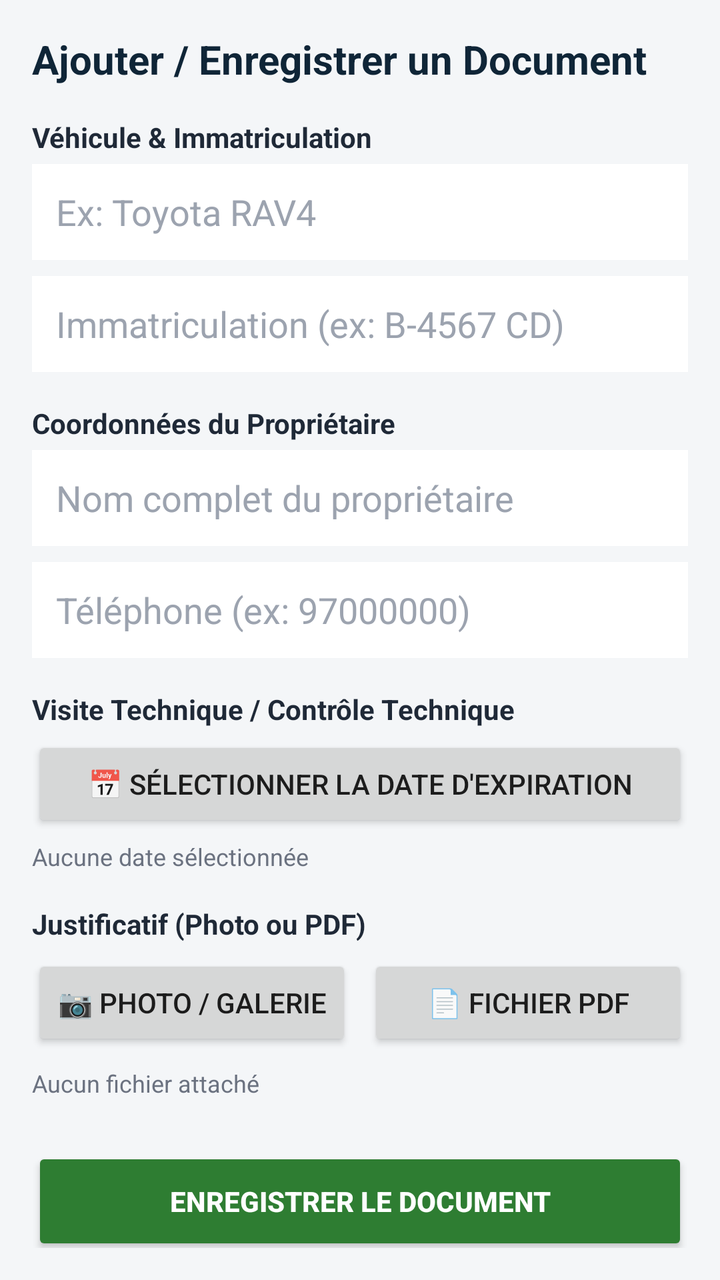
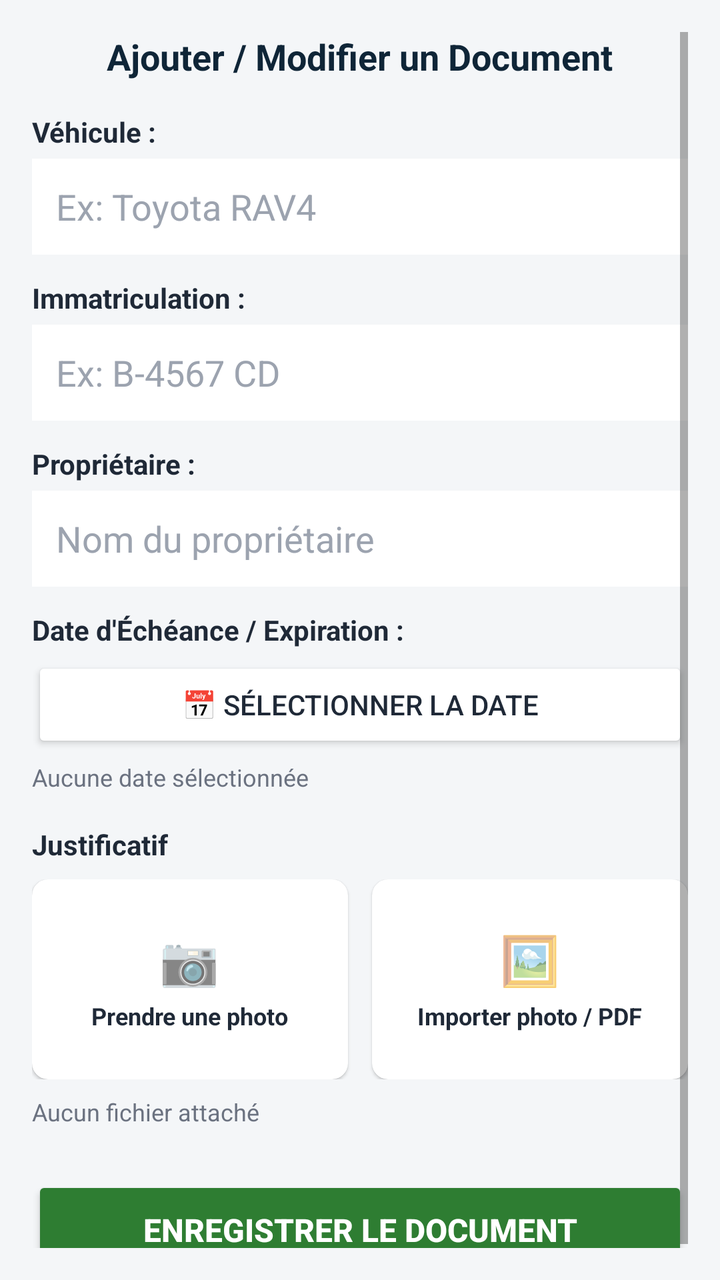

The first picture is an Android layout as it rendered before a commit; the second is the same layout after the commit. The layout source and the unified diff follow.
<!-- AndroidManifest.xml: application theme Theme.AppCompat.DayNight.NoActionBar -->
<!-- res/layout/activity_add_vehicle.xml -->
<?xml version="1.0" encoding="utf-8"?>
<ScrollView xmlns:android="http://schemas.android.com/apk/res/android"
    android:layout_width="match_parent"
    android:layout_height="match_parent"
    android:background="#F4F6F8"
    android:padding="16.dp">

    <LinearLayout
        android:layout_width="match_parent"
        android:layout_height="wrap_content"
        android:orientation="vertical">

        <TextView
            android:layout_width="wrap_content"
            android:layout_height="wrap_content"
            android:text="Ajouter / Enregistrer un Document"
            android:textColor="#0F2537"
            android:textSize="20sp"
            android:textStyle="bold"
            android:layout_marginBottom="16.dp"/>

        
        <TextView
            android:layout_width="wrap_content"
            android:layout_height="wrap_content"
            android:text="Véhicule &amp; Immatriculation"
            android:textColor="#1F2937"
            android:textStyle="bold"
            android:layout_marginBottom="4.dp"/>

        <EditText
            android:id="@+id/etVehicleName"
            android:layout_width="match_parent"
            android:layout_height="48.dp"
            android:background="@android:color/white"
            android:paddingHorizontal="12.dp"
            android:hint="Ex: Toyota RAV4"
            android:textColor="#1F2937"
            android:textColorHint="#9CA3AF"
            android:inputType="text"
            android:layout_marginBottom="8.dp"/>

        <EditText
            android:id="@+id/etLicensePlate"
            android:layout_width="match_parent"
            android:layout_height="48.dp"
            android:background="@android:color/white"
            android:paddingHorizontal="12.dp"
            android:hint="Immatriculation (ex: B-4567 CD)"
            android:textColor="#1F2937"
            android:textColorHint="#9CA3AF"
            android:inputType="text"
            android:layout_marginBottom="16.dp"/>

        
        <TextView
            android:layout_width="wrap_content"
            android:layout_height="wrap_content"
            android:text="Coordonnées du Propriétaire"
            android:textColor="#1F2937"
            android:textStyle="bold"
            android:layout_marginBottom="4.dp"/>

        <EditText
            android:id="@+id/etOwnerName"
            android:layout_width="match_parent"
            android:layout_height="48.dp"
            android:background="@android:color/white"
            android:paddingHorizontal="12.dp"
            android:hint="Nom complet du propriétaire"
            android:textColor="#1F2937"
            android:textColorHint="#9CA3AF"
            android:inputType="textPersonName"
            android:layout_marginBottom="8.dp"/>

        <EditText
            android:id="@+id/etOwnerPhone"
            android:layout_width="match_parent"
            android:layout_height="48.dp"
            android:background="@android:color/white"
            android:paddingHorizontal="12.dp"
            android:hint="Téléphone (ex: 97000000)"
            android:textColor="#1F2937"
            android:textColorHint="#9CA3AF"
            android:inputType="phone"
            android:layout_marginBottom="16.dp"/>

        
        <TextView
            android:layout_width="wrap_content"
            android:layout_height="wrap_content"
            android:text="Visite Technique / Contrôle Technique"
            android:textColor="#1F2937"
            android:textStyle="bold"
            android:layout_marginBottom="4.dp"/>

        <Button
            android:id="@+id/btnPickExpiryDate"
            style="?attr/materialButtonOutlinedStyle"
            android:layout_width="match_parent"
            android:layout_height="wrap_content"
            android:text="📅 Sélectionner la Date d'Expiration"
            android:layout_marginBottom="4.dp"/>

        <TextView
            android:id="@+id/tvSelectedDate"
            android:layout_width="match_parent"
            android:layout_height="wrap_content"
            android:text="Aucune date sélectionnée"
            android:textColor="#6B7280"
            android:textSize="12sp"
            android:layout_marginBottom="16.dp"/>

        
        <TextView
            android:layout_width="wrap_content"
            android:layout_height="wrap_content"
            android:text="Justificatif (Photo ou PDF)"
            android:textColor="#1F2937"
            android:textStyle="bold"
            android:layout_marginBottom="6.dp"/>

        <LinearLayout
            android:layout_width="match_parent"
            android:layout_height="wrap_content"
            android:orientation="horizontal"
            android:layout_marginBottom="8.dp">

            <Button
                android:id="@+id/btnSelectPhoto"
                style="?attr/materialButtonOutlinedStyle"
                android:layout_width="0dp"
                android:layout_height="wrap_content"
                android:layout_weight="1"
                android:layout_marginEnd="4.dp"
                android:text="📷 Photo / Galerie"/>

            <Button
                android:id="@+id/btnSelectPdf"
                style="?attr/materialButtonOutlinedStyle"
                android:layout_width="0dp"
                android:layout_height="wrap_content"
                android:layout_weight="1"
                android:layout_marginStart="4.dp"
                android:text="📄 Fichier PDF"/>
        </LinearLayout>

        <TextView
            android:id="@+id/tvPdfStatus"
            android:layout_width="match_parent"
            android:layout_height="wrap_content"
            android:text="Aucun fichier attaché"
            android:textColor="#6B7280"
            android:textSize="12sp"
            android:layout_marginBottom="24.dp"/>

        
        <Button
            android:id="@+id/btnSave"
            android:layout_width="match_parent"
            android:layout_height="54.dp"
            android:backgroundTint="#2E7D32"
            android:text="Enregistrer le Document"
            android:textColor="@android:color/white"
            android:textStyle="bold"/>

    </LinearLayout>
</ScrollView>
<!-- resources referenced by this layout -->
<resources>

</resources>

<!-- the commit's change to res/layout/activity_add_vehicle.xml (unified diff, before → after) -->
@@ -1,5 +1,6 @@
 <?xml version="1.0" encoding="utf-8"?>
 <ScrollView xmlns:android="http://schemas.android.com/apk/res/android"
+    xmlns:app="http://schemas.android.com/apk/res-auto"
     android:layout_width="match_parent"
     android:layout_height="match_parent"
     android:background="#F4F6F8"
@@ -10,149 +11,205 @@
         android:layout_height="wrap_content"
         android:orientation="vertical">
 
-        <TextView
-            android:layout_width="wrap_content"
-            android:layout_height="wrap_content"
-            android:text="Ajouter / Enregistrer un Document"
-            android:textColor="#0F2537"
-            android:textSize="20sp"
-            android:textStyle="bold"
-            android:layout_marginBottom="16.dp"/>
-
-        
-        <TextView
-            android:layout_width="wrap_content"
-            android:layout_height="wrap_content"
-            android:text="Véhicule &amp; Immatriculation"
-            android:textColor="#1F2937"
-            android:textStyle="bold"
-            android:layout_marginBottom="4.dp"/>
+        <RelativeLayout
+            android:layout_width="match_parent"
+            android:layout_height="wrap_content"
+            android:layout_marginBottom="16.dp">
+
+            <TextView
+                android:layout_width="wrap_content"
+                android:layout_height="wrap_content"
+                android:layout_centerHorizontal="true"
+                android:text="Ajouter / Modifier un Document"
+                android:textColor="#0F2537"
+                android:textSize="18sp"
+                android:textStyle="bold" />
+        </RelativeLayout>
+
+        
+        <TextView
+            android:layout_width="wrap_content"
+            android:layout_height="wrap_content"
+            android:text="Véhicule :"
+            android:textColor="#1F2937"
+            android:textStyle="bold" />
 
         <EditText
             android:id="@+id/etVehicleName"
             android:layout_width="match_parent"
             android:layout_height="48.dp"
+            android:layout_marginTop="4.dp"
+            android:layout_marginBottom="12.dp"
             android:background="@android:color/white"
+            android:hint="Ex: Toyota RAV4"
+            android:inputType="text"
             android:paddingHorizontal="12.dp"
-            android:hint="Ex: Toyota RAV4"
-            android:textColor="#1F2937"
-            android:textColorHint="#9CA3AF"
-            android:inputType="text"
-            android:layout_marginBottom="8.dp"/>
+            android:textColor="#1F2937"
+            android:textColorHint="#9CA3AF" />
+
+        <TextView
+            android:layout_width="wrap_content"
+            android:layout_height="wrap_content"
+            android:text="Immatriculation :"
+            android:textColor="#1F2937"
+            android:textStyle="bold" />
 
         <EditText
             android:id="@+id/etLicensePlate"
             android:layout_width="match_parent"
             android:layout_height="48.dp"
+            android:layout_marginTop="4.dp"
+            android:layout_marginBottom="12.dp"
             android:background="@android:color/white"
+            android:hint="Ex: B-4567 CD"
+            android:inputType="text"
             android:paddingHorizontal="12.dp"
-            android:hint="Immatriculation (ex: B-4567 CD)"
-            android:textColor="#1F2937"
-            android:textColorHint="#9CA3AF"
-            android:inputType="text"
-            android:layout_marginBottom="16.dp"/>
-
-        
-        <TextView
-            android:layout_width="wrap_content"
-            android:layout_height="wrap_content"
-            android:text="Coordonnées du Propriétaire"
-            android:textColor="#1F2937"
-            android:textStyle="bold"
-            android:layout_marginBottom="4.dp"/>
+            android:textColor="#1F2937"
+            android:textColorHint="#9CA3AF" />
+
+        
+        <TextView
+            android:layout_width="wrap_content"
+            android:layout_height="wrap_content"
+            android:text="Propriétaire :"
+            android:textColor="#1F2937"
+            android:textStyle="bold" />
 
         <EditText
             android:id="@+id/etOwnerName"
             android:layout_width="match_parent"
             android:layout_height="48.dp"
+            android:layout_marginTop="4.dp"
+            android:layout_marginBottom="12.dp"
             android:background="@android:color/white"
+            android:hint="Nom du propriétaire"
+            android:inputType="textPersonName"
             android:paddingHorizontal="12.dp"
-            android:hint="Nom complet du propriétaire"
-            android:textColor="#1F2937"
-            android:textColorHint="#9CA3AF"
-            android:inputType="textPersonName"
-            android:layout_marginBottom="8.dp"/>
-
-        <EditText
-            android:id="@+id/etOwnerPhone"
-            android:layout_width="match_parent"
-            android:layout_height="48.dp"
-            android:background="@android:color/white"
-            android:paddingHorizontal="12.dp"
-            android:hint="Téléphone (ex: 97000000)"
-            android:textColor="#1F2937"
-            android:textColorHint="#9CA3AF"
-            android:inputType="phone"
-            android:layout_marginBottom="16.dp"/>
-
-        
-        <TextView
-            android:layout_width="wrap_content"
-            android:layout_height="wrap_content"
-            android:text="Visite Technique / Contrôle Technique"
-            android:textColor="#1F2937"
-            android:textStyle="bold"
-            android:layout_marginBottom="4.dp"/>
+            android:textColor="#1F2937"
+            android:textColorHint="#9CA3AF" />
+
+        
+        <TextView
+            android:layout_width="wrap_content"
+            android:layout_height="wrap_content"
+            android:text="Date d'Échéance / Expiration :"
+            android:textColor="#1F2937"
+            android:textStyle="bold" />
 
         <Button
             android:id="@+id/btnPickExpiryDate"
             style="?attr/materialButtonOutlinedStyle"
             android:layout_width="match_parent"
-            android:layout_height="wrap_content"
-            android:text="📅 Sélectionner la Date d'Expiration"
-            android:layout_marginBottom="4.dp"/>
+            android:layout_height="48.dp"
+            android:layout_marginTop="4.dp"
+            android:layout_marginBottom="4.dp"
+            android:backgroundTint="@android:color/white"
+            android:text="📅 Sélectionner la Date"
+            android:textColor="#1F2937" />
 
         <TextView
             android:id="@+id/tvSelectedDate"
             android:layout_width="match_parent"
             android:layout_height="wrap_content"
+            android:layout_marginBottom="16.dp"
             android:text="Aucune date sélectionnée"
             android:textColor="#6B7280"
-            android:textSize="12sp"
-            android:layout_marginBottom="16.dp"/>
-
-        
-        <TextView
-            android:layout_width="wrap_content"
-            android:layout_height="wrap_content"
-            android:text="Justificatif (Photo ou PDF)"
-            android:textColor="#1F2937"
-            android:textStyle="bold"
-            android:layout_marginBottom="6.dp"/>
+            android:textSize="12sp" />
+
+        
+        <TextView
+            android:layout_width="wrap_content"
+            android:layout_height="wrap_content"
+            android:text="Justificatif"
+            android:textColor="#1F2937"
+            android:textStyle="bold" />
 
         <LinearLayout
             android:layout_width="match_parent"
-            android:layout_height="wrap_content"
-            android:orientation="horizontal"
-            android:layout_marginBottom="8.dp">
-
-            <Button
-                android:id="@+id/btnSelectPhoto"
-                style="?attr/materialButtonOutlinedStyle"
+            android:layout_height="100.dp"
+            android:layout_marginTop="8.dp"
+            android:layout_marginBottom="8.dp"
+            android:orientation="horizontal">
+
+            <androidx.cardview.widget.CardView
+                android:id="@+id/cardTakePhoto"
                 android:layout_width="0dp"
-                android:layout_height="wrap_content"
+                android:layout_height="match_parent"
+                android:layout_marginEnd="6.dp"
                 android:layout_weight="1"
-                android:layout_marginEnd="4.dp"
-                android:text="📷 Photo / Galerie"/>
-
-            <Button
-                android:id="@+id/btnSelectPdf"
-                style="?attr/materialButtonOutlinedStyle"
+                android:foreground="?attr/selectableItemBackground"
+                app:cardBackgroundColor="@android:color/white"
+                app:cardCornerRadius="8.dp"
+                app:cardElevation="1.dp">
+
+                <LinearLayout
+                    android:layout_width="wrap_content"
+                    android:layout_height="wrap_content"
+                    android:layout_gravity="center"
+                    android:gravity="center"
+                    android:orientation="vertical">
+
+                    <TextView
+                        android:layout_width="wrap_content"
+                        android:layout_height="wrap_content"
+                        android:text="📷"
+                        android:textSize="24sp" />
+
+                    <TextView
+                        android:layout_width="wrap_content"
+                        android:layout_height="wrap_content"
+                        android:layout_marginTop="4.dp"
+                        android:text="Prendre une photo"
+                        android:textColor="#1F2937"
+                        android:textSize="12sp"
+                        android:textStyle="bold" />
+                </LinearLayout>
+            </androidx.cardview.widget.CardView>
+
+            <androidx.cardview.widget.CardView
+                android:id="@+id/cardSelectGallery"
                 android:layout_width="0dp"
-                android:layout_height="wrap_content"
+                android:layout_height="match_parent"
+                android:layout_marginStart="6.dp"
                 android:layout_weight="1"
-                android:layout_marginStart="4.dp"
-                android:text="📄 Fichier PDF"/>
+                android:foreground="?attr/selectableItemBackground"
+                app:cardBackgroundColor="@android:color/white"
+                app:cardCornerRadius="8.dp"
+                app:cardElevation="1.dp">
+
+                <LinearLayout
+                    android:layout_width="wrap_content"
+                    android:layout_height="wrap_content"
+                    android:layout_gravity="center"
+                    android:gravity="center"
+                    android:orientation="vertical">
+
+                    <TextView
+                        android:layout_width="wrap_content"
+                        android:layout_height="wrap_content"
+                        android:text="🖼️"
+                        android:textSize="24sp" />
+
+                    <TextView
+                        android:layout_width="wrap_content"
+                        android:layout_height="wrap_content"
+                        android:layout_marginTop="4.dp"
+                        android:text="Importer photo / PDF"
+                        android:textColor="#1F2937"
+                        android:textSize="12sp"
+                        android:textStyle="bold" />
+                </LinearLayout>
+            </androidx.cardview.widget.CardView>
         </LinearLayout>
 
         <TextView
             android:id="@+id/tvPdfStatus"
             android:layout_width="match_parent"
             android:layout_height="wrap_content"
+            android:layout_marginBottom="24.dp"
             android:text="Aucun fichier attaché"
             android:textColor="#6B7280"
-            android:textSize="12sp"
-            android:layout_marginBottom="24.dp"/>
+            android:textSize="12sp" />
 
         
         <Button
@@ -162,7 +219,8 @@
             android:backgroundTint="#2E7D32"
             android:text="Enregistrer le Document"
             android:textColor="@android:color/white"
-            android:textStyle="bold"/>
+            android:textSize="16sp"
+            android:textStyle="bold" />
 
     </LinearLayout>
 </ScrollView>
